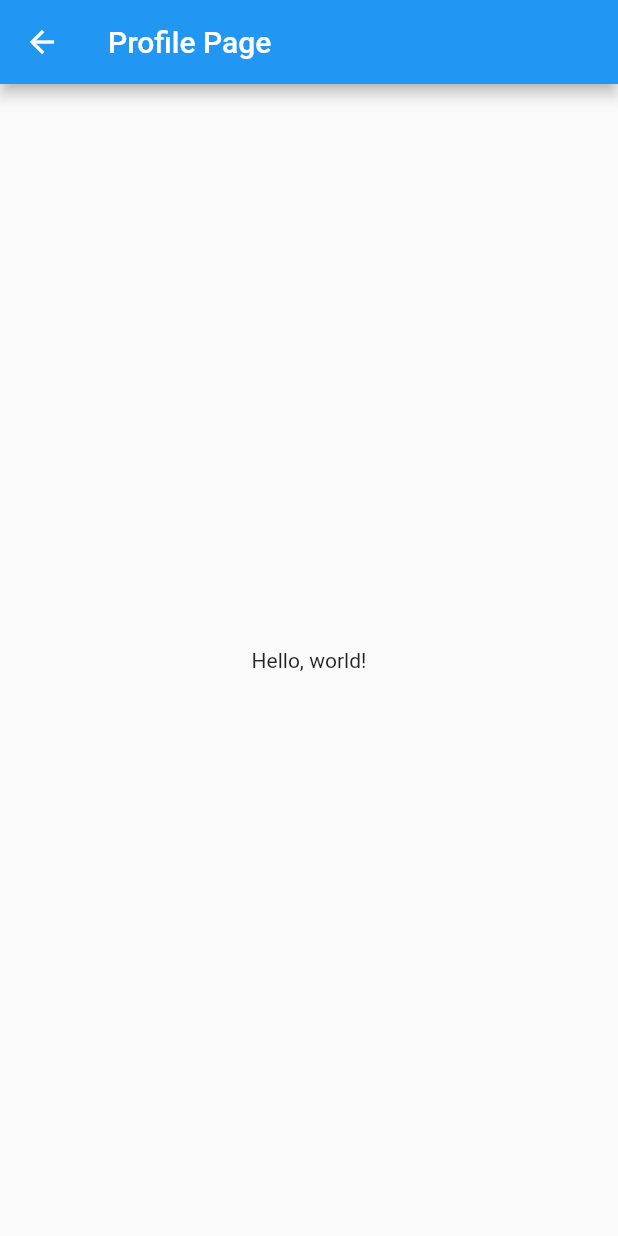
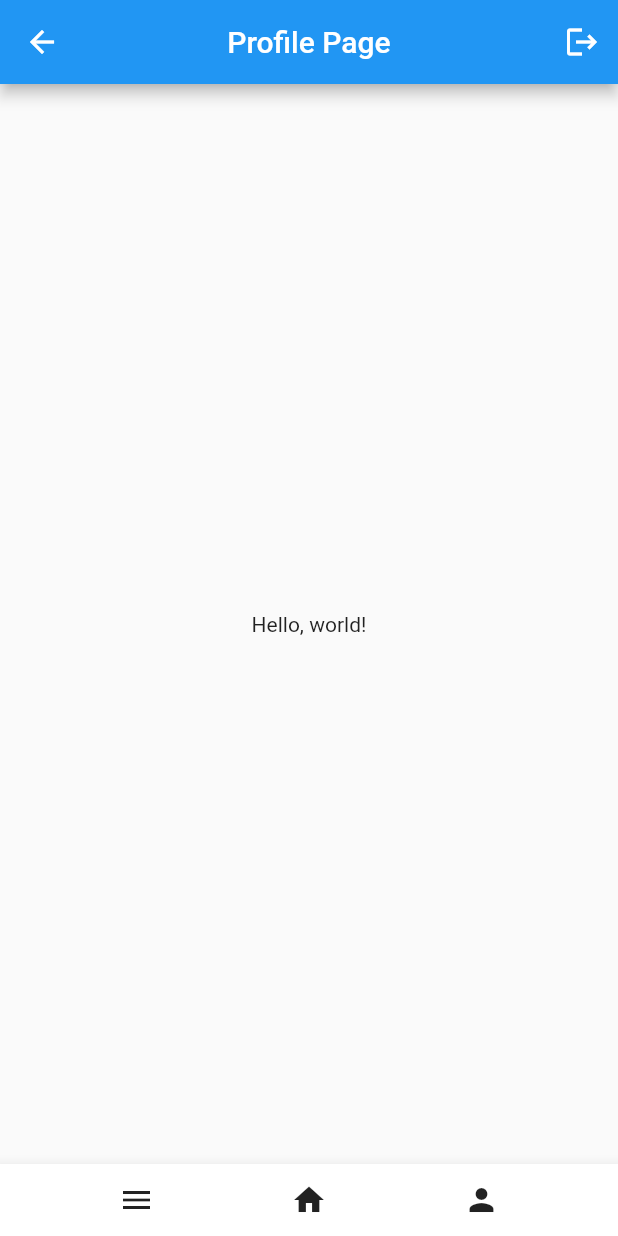
Before and after one commit to semenzatoc/bwthw-project-group-3, a Flutter app: the ProfilePage screen opened by its route, on a phone screen of 412 x 824 dp. Run offline on Flutter 3.47's test engine with Material 2 defaults, Android fonts, the phone set to English and light mode, and no system bars.

Commit message:
Add navigation bar

```diff
--- a/healthcare_for_u/lib/screen/profilepage.dart
+++ b/healthcare_for_u/lib/screen/profilepage.dart
@@ -1,4 +1,6 @@
 import 'package:flutter/material.dart';
+import 'homepage.dart';
+import 'loginpage.dart';
 //import 'package:material_design_icons_flutter/material_design_icons_flutter.dart';
 
 // Aggiungere popup menu button/bottom sheet per logout/edit/delete
@@ -14,7 +16,40 @@ class ProfilePage extends StatelessWidget {
     print('${ProfilePage.routename} built');
     return Scaffold(
       appBar: AppBar(
-        title: Text(ProfilePage.routename),
+          title: Text(ProfilePage.routename),
+          centerTitle: true,
+          actions: [
+            IconButton(
+                onPressed: () {
+                  Navigator.pushNamedAndRemoveUntil(context, LoginPage.route,
+                      (Route<dynamic> route) => false);
+                },
+                icon: Icon(Icons.logout))
+          ]),
+      bottomNavigationBar: BottomAppBar(
+        color: Colors.white,
+        child: Row(
+          mainAxisAlignment: MainAxisAlignment.spaceEvenly,
+          children: <Widget>[
+            IconButton(
+              tooltip: 'Open navigation menu',
+              icon: const Icon(Icons.menu),
+              onPressed: () {},
+            ),
+            IconButton(
+              tooltip: 'Home',
+              icon: const Icon(Icons.home),
+              onPressed: () {
+                Navigator.pushReplacementNamed(context, HomePage.route);
+              },
+            ),
+            IconButton(
+              tooltip: 'Profile',
+              icon: const Icon(Icons.person),
+              onPressed: () {},
+            ),
+          ],
+        ),
       ),
       body: Center(
         child: Text('Hello, world!'),
```
